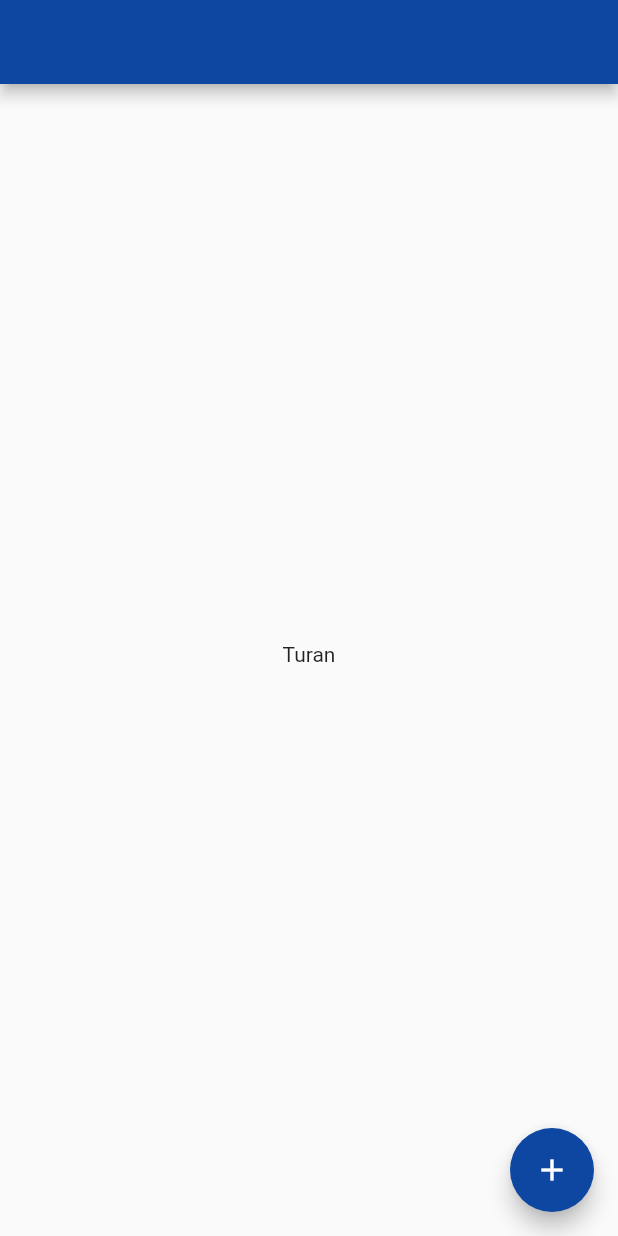
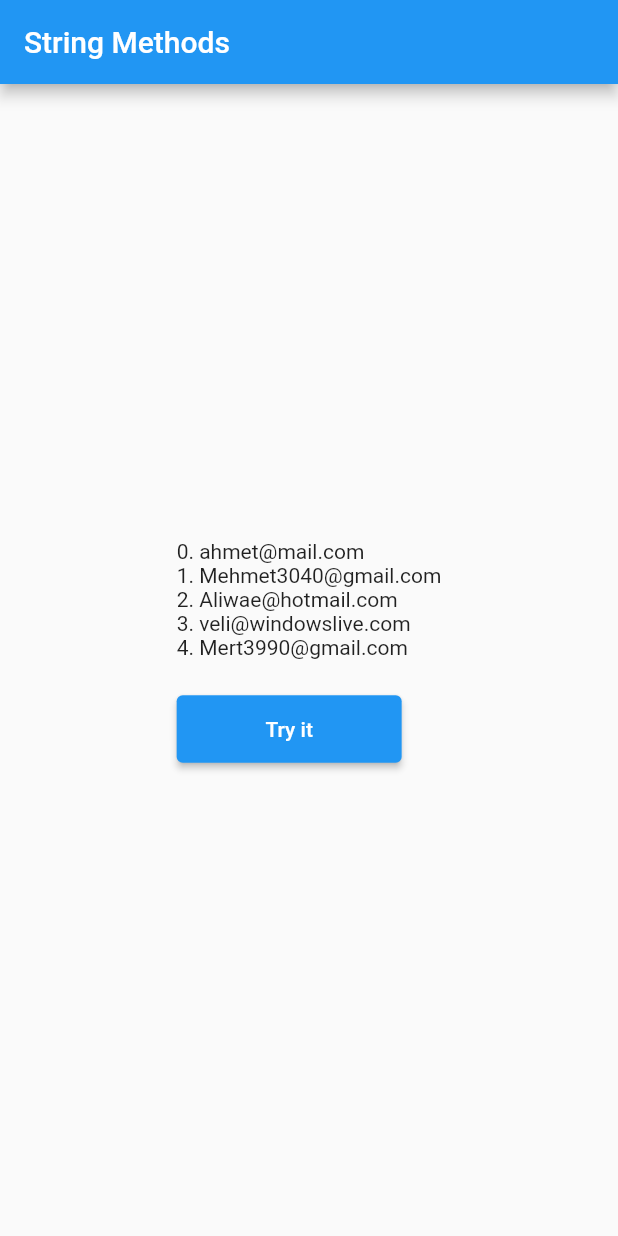
Before and after one commit to Demirzekk/flutter_list_methods, a Flutter app: the screen it shows after launch, on a phone screen of 412 x 824 dp. Run offline on Flutter 3.47's test engine with Material 2 defaults, Android fonts, the phone set to English and light mode, and no system bars.

Commit message:
Dart String methods

```diff
--- /dev/null
+++ b/lib/home_page.dart
@@ -0,0 +1,44 @@
+import 'package:flutter/material.dart';
+
+import 'list_methods2.dart';
+
+class MyHomePage extends StatefulWidget {
+  const MyHomePage({
+    super.key,
+  });
+
+  @override
+  State<MyHomePage> createState() => _MyHomePageState();
+}
+
+class _MyHomePageState extends State<MyHomePage> {
+  String ad = "Turan";
+  List<String> list = ["Mehmet", "Ahmet", "Hasan", "Muhsin", "Mert", "Berk"];
+  Map? map;
+  Methods2 methods2 = Methods2();
+  @override
+  Widget build(BuildContext context) {
+    return Scaffold(
+      appBar: AppBar(
+        backgroundColor: Colors.blue.shade900,
+      ),
+      body: Column(
+        mainAxisAlignment: MainAxisAlignment.center,
+        crossAxisAlignment: CrossAxisAlignment.stretch,
+        children: <Widget>[
+          Center(child: Text(ad.toString())),
+          const SizedBox(
+            height: 8,
+          ),
+          if (map != null) Center(child: Text(map.toString())),
+        ],
+      ),
+      floatingActionButton: FloatingActionButton(
+        backgroundColor: Colors.blue.shade900,
+        onPressed: () {},
+        tooltip: 'Increment',
+        child: const Icon(Icons.add),
+      ), // This trailing comma makes auto-formatting nicer for build methods.
+    );
+  }
+}
--- a/lib/main.dart
+++ b/lib/main.dart
@@ -1,9 +1,6 @@
-import 'dart:developer';
+import 'package:flutter/material.dart';
 
-import 'package:flutter/material.dart';
-import 'package:flutter_list_methods/list_methods2.dart';
-
-import 'shop_user/user_name_list.dart';
+import 'string_methods/home_page2.dart';
 
 void main() {
   runApp(const MyApp());
@@ -20,60 +17,8 @@ class MyApp extends StatelessWidget {
         theme: ThemeData(
           primarySwatch: Colors.blue,
         ),
-        home: const MyHomePage());
+        home: const MyHomePage(
+
+        ));
   }
 }
-
-class MyHomePage extends StatefulWidget {
-  const MyHomePage({
-    super.key,
-  });
-
-  @override
-  State<MyHomePage> createState() => _MyHomePageState();
-}
-
-class _MyHomePageState extends State<MyHomePage> {
-  String ad = "Turan";
-  List<String> list = ["Mehmet", "Ahmet", "Hasan", "Muhsin", "Mert", "Berk"];
-  Map? map;
-  Methods2 methods2 = Methods2();
-  @override
-  Widget build(BuildContext context) {
-    return Scaffold(
-      appBar: AppBar(
-        backgroundColor: Colors.blue.shade900,
-      ),
-      body: Column(
-        mainAxisAlignment: MainAxisAlignment.center,
-        crossAxisAlignment: CrossAxisAlignment.stretch,
-        children: <Widget>[
-          Center(child: Text(ad.toString())),
-          const SizedBox(
-            height: 8,
-          ),
-          if (map != null) Center(child: Text(map.toString())),
-        ],
-      ),
-      floatingActionButton: FloatingActionButton(
-        backgroundColor: Colors.blue.shade900,
-        onPressed: () {
-          List<Map<String, dynamic>> myList = [
-            {"isim": "Ahmet", "yas": 10},
-            {"isim": "Mehmet", "yas": 18},
-            {"isim": "Ahmet", "yas": 6},
-            {"isim": "Hasan", "yas": 22},
-            {"isim": "Süleyman", "yas": 17},
-            {"isim": "Can", "yas": 19},
-          ];
-          myList.removeWhere((element) => element["yas"] >= 18);
-          ad = myList.toString();
-          log(myList.toString());
-          setState(() {});
-        },
-        tooltip: 'Increment',
-        child: const Icon(Icons.add),
-      ), // This trailing comma makes auto-formatting nicer for build methods.
-    );
-  }
-}
--- /dev/null
+++ b/lib/string_methods/home_page2.dart
@@ -0,0 +1,71 @@
+import 'dart:developer';
+
+import 'package:flutter/material.dart';
+
+class MyHomePage extends StatefulWidget {
+  const MyHomePage({super.key});
+
+  @override
+  State<MyHomePage> createState() => _MyHomePageState();
+}
+
+class _MyHomePageState extends State<MyHomePage> {
+  String text = "welcome to flutter";
+
+  List<String> list = [
+    "ahmet@mail.com",
+    "Mehmet3040@gmail.com",
+    "Aliwae@hotmail.com",
+    "veli@windowslive.com",
+    "Mert3990@gmail.com"
+  ];
+
+  @override
+  Widget build(BuildContext context) {
+    return Scaffold(
+      appBar: AppBar(
+        title: const Text("String Methods"),
+      ),
+      body: Center(
+        child: Column(
+          mainAxisAlignment: MainAxisAlignment.center,
+          crossAxisAlignment: CrossAxisAlignment.start,
+          children: [
+            if (list != [])
+              ...List.generate(
+                  list.length,
+                  (index) => Text(
+                        ("$index. ${list[index]}"),
+                        textAlign: TextAlign.start,
+                      )),
+            const SizedBox(
+              height: 12,
+            ),
+            Container(
+                width: 150,
+                height: 45,
+                margin: const EdgeInsets.symmetric(vertical: 12),
+                child: ElevatedButton(
+                    onPressed: myAllMatches, child: const Text("Try it"))),
+          ],
+        ),
+      ),
+    );
+  }
+
+  myAllMatches() {
+    String sample = "Doğrulama kodunuz: 123456 4568";
+    final reg = RegExp(r'\d{1,6}');
+
+    var result = reg
+        .allMatches(sample)
+        .map((e) => e.group(0))
+        .join(" ")
+        .split(" ")
+        .first;
+
+    log("Sms doğrulama kodu: $result");
+  }
+}
+
+//TODO 6 haneli sayıları eşleyen regex
--- /dev/null
+++ b/lib/string_methods/string_methods.dart
@@ -0,0 +1,88 @@
+import 'dart:developer';
+
+class StringMethods {
+  mySubstring(List list) {
+    String sample = "Welcome to Flutter";
+
+    list = list.map((e) => e[0].toLowerCase() + e.substring(1)).toList();
+  }
+
+  myStarwith() {
+    String sample = "+90 505 555 55 55";
+
+    var result = sample.startsWith("+90", 0);
+    if (result == false) {
+      sample = "+90 $sample";
+    }
+    log("Türkiye numarasını mı? $sample");
+  }
+
+  myEndwith() {
+    String sample = "zekk@hotmail.com";
+
+    var result = sample.endsWith(
+          "gmail.com",
+        ) ||
+        sample.endsWith(
+          "hotmail.com",
+        );
+    if (result == false) {
+      sample = "+90 $sample";
+    }
+    log("Türkiye numarasını mı? $result");
+  }
+
+  mySplit() {
+    String sample = "Zekai Demir";
+
+    var result = sample.split(" ");
+    log("Soyadı: ${result.last}");
+  }
+
+  myReplaceAll() {
+    String sample = "NAME bey, hoşgeldiniz!";
+    String name = "Turan";
+    var result = sample.replaceAll("NAME", name);
+    log("Soyadı: $result");
+  }
+
+  myReplaceFirst() {
+    String sample = "NAME bey, NAME hoşgeldiniz!";
+    String name = "Turan";
+    var result = sample.replaceFirst("NAME", name);
+    log("Soyadı: $result");
+  }
+
+  myJoin() {
+    String sample = "Zekai Demir";
+    sample = sample.split(" ").join(" ");
+    log(sample);
+  }
+
+  myTrim() {
+    String sample = "zekk@  mail.com    ";
+    log(sample.trim().replaceAll(" ", ""));
+  }
+
+  myJoinToSetReplaceExample() {
+    String sample = "NAME bey, NAME hoşgeldiniz!";
+
+    String name = "Turan";
+    var result = sample.split(" ").toSet().join(" ").replaceAll("NAME", name);
+    log(result.toString());
+  }
+
+  myAllMatches() {
+    String sample = "Doğrulama kodunuz: 123456 4568";
+    final reg = RegExp(r'(\d+)');
+
+    var result = reg
+        .allMatches(sample)
+        .map((e) => e.group(0))
+        .join(" ")
+        .split(" ")
+        .first;
+
+    log("Sms doğrulama kodu: $result");
+  }
+}
```
Also changed, not shown: lib/list_methods2.dart (+9 -1 lines), pubspec.yaml (+3 -4 lines), pubspec.lock, 8 other files.
